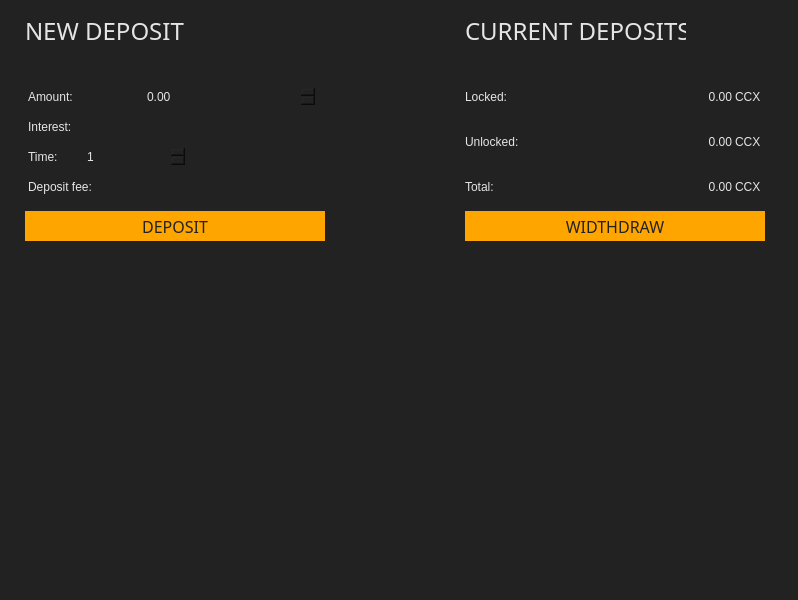
Old version of the form src/gui/ui/depositsframe.ui in the repository ConcealNetwork/conceal-desktop.
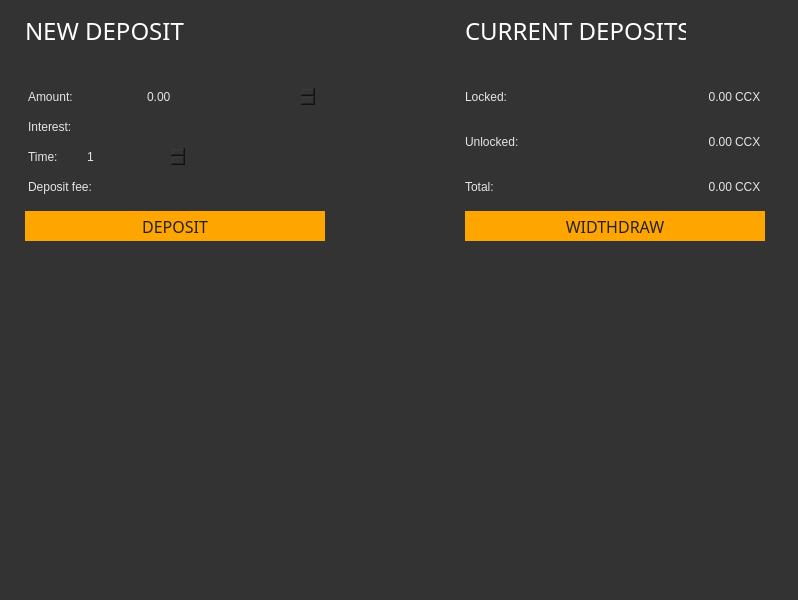
New version of the form.

```diff
--- a/src/gui/ui/depositsframe.ui
+++ b/src/gui/ui/depositsframe.ui
@@ -26,7 +26,7 @@
    <string>Frame</string>
   </property>
   <property name="styleSheet">
-   <string notr="true">border: 0px; background-color: #222; color: #e5e5e5;</string>
+   <string notr="true">border: 0px; background-color: #333; color: #e5e5e5;</string>
   </property>
   <property name="frameShape">
    <enum>QFrame::NoFrame</enum>
@@ -475,6 +475,9 @@
         <bold>false</bold>
        </font>
       </property>
+      <property name="styleSheet">
+       <string notr="true">color: white;</string>
+      </property>
       <property name="text">
        <string>CURRENT DEPOSITS</string>
       </property>
@@ -496,6 +499,9 @@
         <bold>false</bold>
        </font>
       </property>
+      <property name="styleSheet">
+       <string notr="true">color: white;</string>
+      </property>
       <property name="text">
        <string>NEW DEPOSIT</string>
       </property>
```
